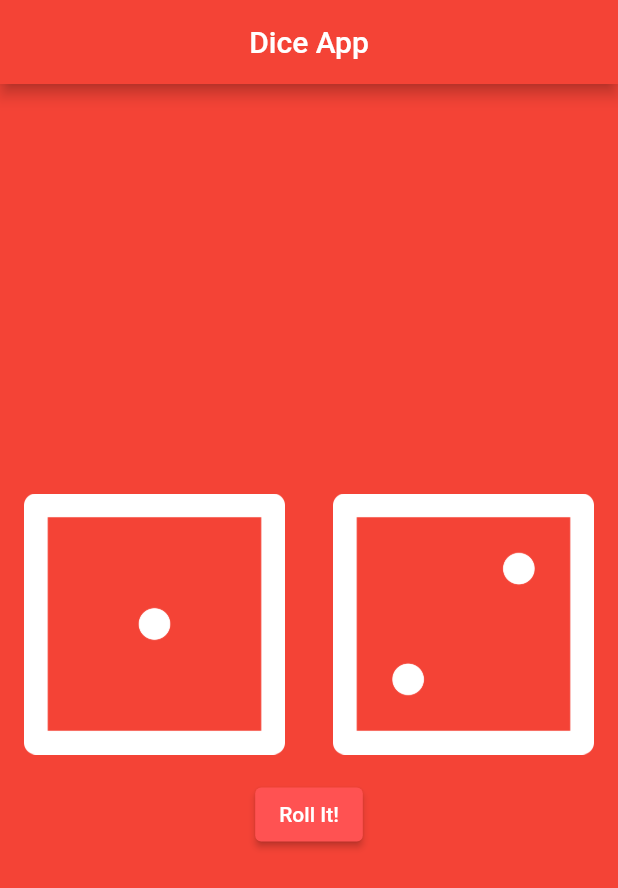
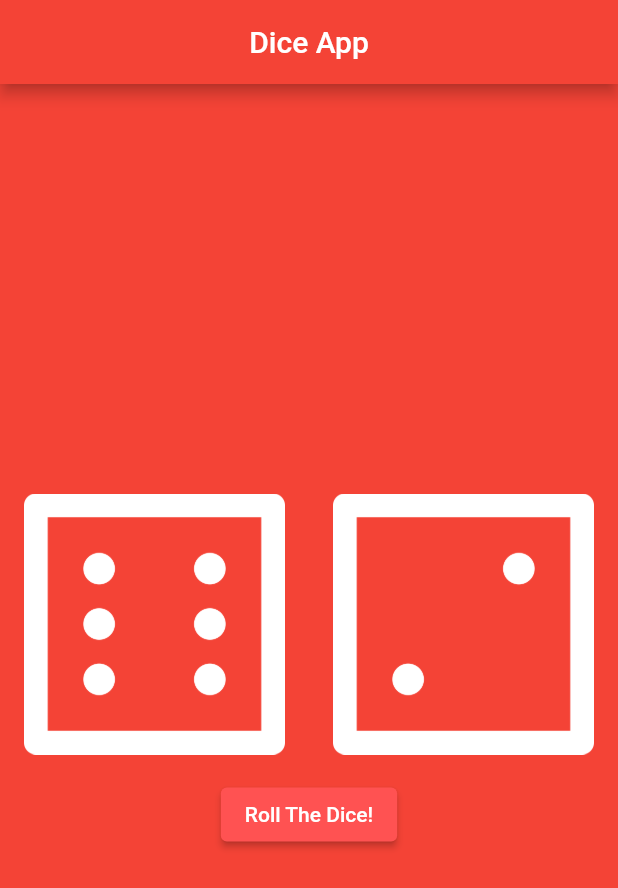
Before and after one commit to Safal-hash/DiceApp, a Flutter app: the screen it shows after launch, on a phone screen of 412 x 824 dp. Shown: the top 888 px of the screen. Run offline on Flutter 3.47's test engine with Material 2 defaults, Android fonts, the phone set to English and light mode, and no system bars.

Commit message:
Addition of variable

```diff
--- a/lib/main.dart
+++ b/lib/main.dart
@@ -11,14 +11,16 @@ void main() {
           ),
           backgroundColor: Colors.red,
         ),
-        body: const DicePage(),
+        body:  DicePage(),
       ),
     ),
   );
 }
 
 class DicePage extends StatelessWidget {
-  const DicePage({super.key});
+   DicePage({super.key});
+
+  var leftDiceNumber = 6;
 
   @override
   Widget build(BuildContext context) {
@@ -30,7 +32,7 @@ class DicePage extends StatelessWidget {
             Expanded(
               child: Padding(
                 padding: const EdgeInsets.all(16.0),
-                child: Image.asset('images/dice1.png'),
+                child: Image.asset('images/dice$leftDiceNumber.png'),
               ),
             ),
             Expanded(
@@ -44,7 +46,7 @@ class DicePage extends StatelessWidget {
         ElevatedButton(onPressed:(){},
           style: ElevatedButton.styleFrom(
               backgroundColor: Colors.redAccent),
-              child: const Text("Roll It!"),
+              child: const Text("Roll The Dice!"),
         ),
       ],
     );
```
